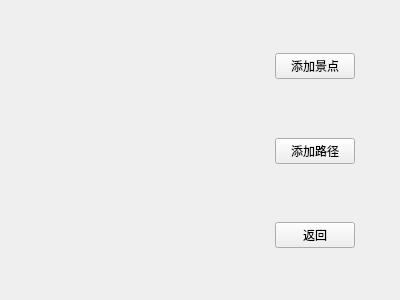
Above: campus_tour_guide_system/manage_page.ui from zhang252112914/school_guide-summer- before the change. Below: the same form after it.
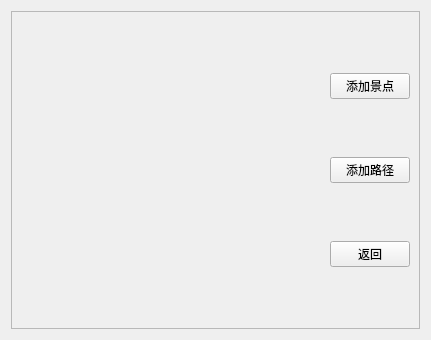
That is the form after the change. Icons and pictures are not drawn.

Commit message: add background to manage_page

```diff
--- a/campus_tour_guide_system/manage_page.ui
+++ b/campus_tour_guide_system/manage_page.ui
@@ -6,23 +6,28 @@
    <rect>
     <x>0</x>
     <y>0</y>
-    <width>400</width>
-    <height>300</height>
+    <width>431</width>
+    <height>340</height>
    </rect>
   </property>
   <property name="windowTitle">
    <string>Form</string>
   </property>
-  <widget class="QWidget" name="layoutWidget">
-   <property name="geometry">
-    <rect>
-     <x>0</x>
-     <y>0</y>
-     <width>401</width>
-     <height>301</height>
-    </rect>
-   </property>
-   <layout class="QHBoxLayout" name="horizontalLayout">
+  <property name="styleSheet">
+   <string notr="true">#frame{
+border-image: url(:/schoolpicture.jpg);
+}</string>
+  </property>
+  <layout class="QGridLayout" name="gridLayout">
+   <item row="0" column="0">
+    <widget class="QFrame" name="frame">
+     <property name="frameShape">
+      <enum>QFrame::StyledPanel</enum>
+     </property>
+     <property name="frameShadow">
+      <enum>QFrame::Raised</enum>
+     </property>
+     <layout class="QHBoxLayout" name="horizontalLayout_2">
     <item>
      <spacer name="horizontalSpacer">
       <property name="orientation">
@@ -37,70 +42,7 @@
      </spacer>
     </item>
     <item>
-     <spacer name="horizontalSpacer_2">
-      <property name="orientation">
-       <enum>Qt::Horizontal</enum>
-      </property>
-      <property name="sizeHint" stdset="0">
-       <size>
-        <width>40</width>
-        <height>20</height>
-       </size>
-      </property>
-     </spacer>
-    </item>
-    <item>
-     <spacer name="horizontalSpacer_3">
-      <property name="orientation">
-       <enum>Qt::Horizontal</enum>
-      </property>
-      <property name="sizeHint" stdset="0">
-       <size>
-        <width>40</width>
-        <height>20</height>
-       </size>
-      </property>
-     </spacer>
-    </item>
-    <item>
-     <spacer name="horizontalSpacer_4">
-      <property name="orientation">
-       <enum>Qt::Horizontal</enum>
-      </property>
-      <property name="sizeHint" stdset="0">
-       <size>
-        <width>40</width>
-        <height>20</height>
-       </size>
-      </property>
-     </spacer>
-    </item>
-    <item>
-     <spacer name="horizontalSpacer_5">
-      <property name="orientation">
-       <enum>Qt::Horizontal</enum>
-      </property>
-      <property name="sizeHint" stdset="0">
-       <size>
-        <width>40</width>
-        <height>20</height>
-       </size>
-      </property>
-     </spacer>
-    </item>
-    <item>
-     <spacer name="horizontalSpacer_7">
-      <property name="orientation">
-       <enum>Qt::Horizontal</enum>
-      </property>
-      <property name="sizeHint" stdset="0">
-       <size>
-        <width>40</width>
-        <height>20</height>
-       </size>
-      </property>
-     </spacer>
-    </item>
+       <layout class="QHBoxLayout" name="horizontalLayout">
     <item>
      <layout class="QVBoxLayout" name="verticalLayout">
       <item>
@@ -178,21 +120,12 @@
       </item>
      </layout>
     </item>
-    <item>
-     <spacer name="horizontalSpacer_6">
-      <property name="orientation">
-       <enum>Qt::Horizontal</enum>
-      </property>
-      <property name="sizeHint" stdset="0">
-       <size>
-        <width>40</width>
-        <height>20</height>
-       </size>
-      </property>
-     </spacer>
+       </layout>
     </item>
    </layout>
   </widget>
+   </item>
+  </layout>
  </widget>
  <resources/>
  <connections/>
```
Lines whose indentation alone changed are shown as unchanged.
